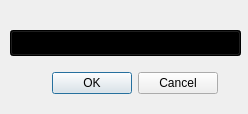
Before: the Qt Designer form ui/selector_bases.ui in Musthia/base-deposito, drawn with Qt 5.
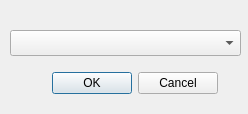
After: the same form once the commit is applied.

What changed in the file:
```diff
--- a/ui/selector_bases.ui
+++ b/ui/selector_bases.ui
@@ -28,97 +28,6 @@
      <verstretch>0</verstretch>
     </sizepolicy>
    </property>
-   <property name="palette">
-    <palette>
-     <active>
-      <colorrole role="Button">
-       <brush brushstyle="SolidPattern">
-        <color alpha="255">
-         <red>0</red>
-         <green>0</green>
-         <blue>0</blue>
-        </color>
-       </brush>
-      </colorrole>
-      <colorrole role="Base">
-       <brush brushstyle="SolidPattern">
-        <color alpha="255">
-         <red>0</red>
-         <green>0</green>
-         <blue>0</blue>
-        </color>
-       </brush>
-      </colorrole>
-      <colorrole role="Window">
-       <brush brushstyle="SolidPattern">
-        <color alpha="255">
-         <red>0</red>
-         <green>0</green>
-         <blue>0</blue>
-        </color>
-       </brush>
-      </colorrole>
-     </active>
-     <inactive>
-      <colorrole role="Button">
-       <brush brushstyle="SolidPattern">
-        <color alpha="255">
-         <red>0</red>
-         <green>0</green>
-         <blue>0</blue>
-        </color>
-       </brush>
-      </colorrole>
-      <colorrole role="Base">
-       <brush brushstyle="SolidPattern">
-        <color alpha="255">
-         <red>0</red>
-         <green>0</green>
-         <blue>0</blue>
-        </color>
-       </brush>
-      </colorrole>
-      <colorrole role="Window">
-       <brush brushstyle="SolidPattern">
-        <color alpha="255">
-         <red>0</red>
-         <green>0</green>
-         <blue>0</blue>
-        </color>
-       </brush>
-      </colorrole>
-     </inactive>
-     <disabled>
-      <colorrole role="Button">
-       <brush brushstyle="SolidPattern">
-        <color alpha="255">
-         <red>0</red>
-         <green>0</green>
-         <blue>0</blue>
-        </color>
-       </brush>
-      </colorrole>
-      <colorrole role="Base">
-       <brush brushstyle="SolidPattern">
-        <color alpha="255">
-         <red>0</red>
-         <green>0</green>
-         <blue>0</blue>
-        </color>
-       </brush>
-      </colorrole>
-      <colorrole role="Window">
-       <brush brushstyle="SolidPattern">
-        <color alpha="255">
-         <red>0</red>
-         <green>0</green>
-         <blue>0</blue>
-        </color>
-       </brush>
-      </colorrole>
-     </disabled>
-    </palette>
-   </property>
    <property name="toolTip">
     <string>&lt;html&gt;&lt;head/&gt;&lt;body&gt;&lt;p align=&quot;center&quot;&gt;&lt;span style=&quot; font-weight:700;&quot;&gt;SELECCIONAR BASE &lt;br/&gt;DE DATOS&lt;/span&gt;&lt;/p&gt;&lt;/body&gt;&lt;/html&gt;</string>
    </property>
```
